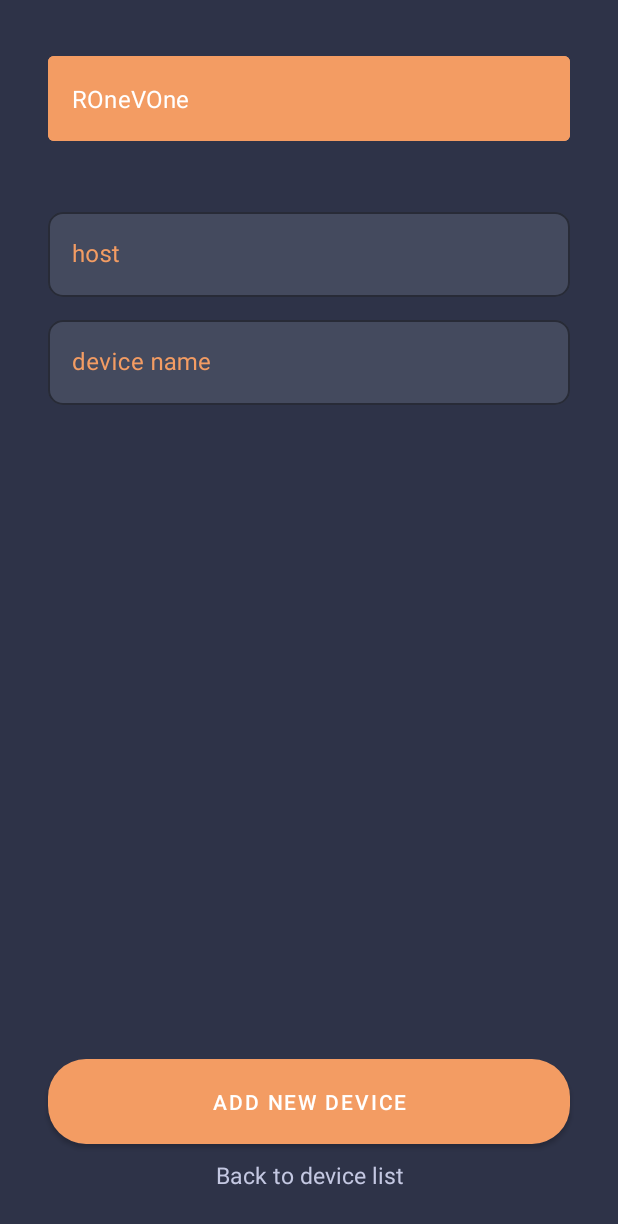
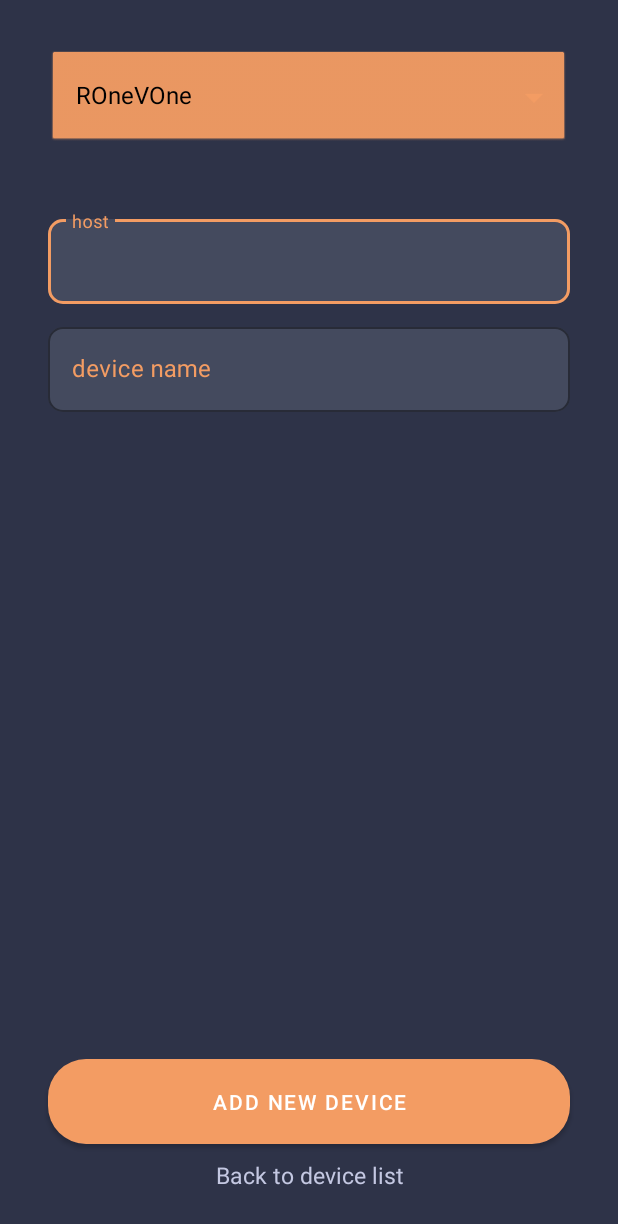
Before and after one commit to TaronSargsyan123/smart_home_android_app, an Android app: the screen it shows after launch (CreateDeviceActivity), after a tap on an icon or button, on a phone screen of 412 x 824 dp. Shown: the top 1224 px of the screen. Run offline under Robolectric (Android 15) with nearby library versions, the phone set to English and light mode, and no system bars.

Commit message:
adding a device selection system during creation

```diff
--- a/app/src/main/java/com/example/arduinoonoffremout/CreateDeviceActivity.java
+++ b/app/src/main/java/com/example/arduinoonoffremout/CreateDeviceActivity.java
@@ -4,12 +4,19 @@
 import androidx.appcompat.app.AppCompatActivity;
 
 import android.content.Intent;
+import android.graphics.Color;
 import android.os.Build;
 import android.os.Bundle;
 import android.view.View;
+import android.widget.ArrayAdapter;
+import android.widget.AutoCompleteTextView;
 import android.widget.Button;
 import android.widget.EditText;
+import android.widget.Spinner;
 import android.widget.TextView;
+import android.widget.AdapterView;
+import android.widget.ArrayAdapter;
+import android.widget.Spinner;
 
 public class CreateDeviceActivity extends AppCompatActivity {
     //static final String ACCESS_MESSAGE="ACCESS_MESSAGE";
@@ -22,9 +29,17 @@
     protected void onCreate(Bundle savedInstanceState) {
         super.onCreate(savedInstanceState);
         setContentView(R.layout.activity_create_device);
+
+        Spinner dropdown = findViewById(R.id.spinner1);
+
+        ArrayAdapter<CharSequence>adapter=ArrayAdapter.createFromResource(this, R.array.devices, android.R.layout.simple_spinner_dropdown_item);
+        dropdown.setAdapter(adapter);
+
+
         nameEditText = findViewById(R.id.nameEditText);
         hostEditText = findViewById(R.id.hostEditText);
         TextView back = findViewById(R.id.backToDeviceList);
+        String type;
         back.setOnClickListener(new View.OnClickListener() {
             @Override
             public void onClick(View view) {
@@ -37,7 +52,7 @@
             @Override
             public void onClick(View view) {
                 try {
-                    String message =hostEditText.getText().toString() + "/%" + nameEditText.getText().toString();
+                    String message = dropdown.getSelectedItem().toString() + "/%" + hostEditText.getText().toString() + "/%" + nameEditText.getText().toString();
                     sendMessage(message);
                 }catch (Exception e){
                     sendMessage("Fail");
--- a/app/src/main/java/com/example/arduinoonoffremout/components/CROne/CROneMainWidget.java
+++ b/app/src/main/java/com/example/arduinoonoffremout/components/CROne/CROneMainWidget.java
@@ -167,7 +167,7 @@
     public String getInfoString(){
         info = new String[]{getType(), getIdString(), getName(), getHost()};
         String teb = "@";
-        String temp = info[0] + teb + info[1] + teb + info[2] + teb + info[3];
+        String temp = "CROne" + teb + info[1] + teb + info[2] + teb + info[3];
         return temp;
     }
 
--- a/app/src/main/java/com/example/arduinoonoffremout/components/ROneVOne/ROneVOneMainWidget.java
+++ b/app/src/main/java/com/example/arduinoonoffremout/components/ROneVOne/ROneVOneMainWidget.java
@@ -179,7 +179,7 @@
     public String getInfoString(){
         info = new String[]{getType(), getIdString(), getName(), getHost()};
         String teb = "@";
-        String temp = info[0] + teb + info[1] + teb + info[2] + teb + info[3];
+        String temp = "ROneVOne" + teb + info[1] + teb + info[2] + teb + info[3];
         return temp;
     }
 
--- a/app/src/main/res/layout/activity_create_device.xml
+++ b/app/src/main/res/layout/activity_create_device.xml
@@ -11,28 +11,14 @@
     android:background="@color/background">
 
 
-    <com.google.android.material.textfield.TextInputLayout
-        style="@style/Widget.MaterialComponents.TextInputLayout.OutlinedBox.ExposedDropdownMenu"
+    <Spinner
+        android:id="@+id/spinner1"
+        android:backgroundTint="@color/orange"
+        android:layout_margin="32dp"
         android:layout_width="match_parent"
         android:layout_height="wrap_content"
-        android:layout_margin="32dp"
-
-        app:boxBackgroundColor="@color/orange"
-
-        >
-
-        <AutoCompleteTextView
-            android:id="@+id/autoCompleteTextView"
-            android:layout_width="match_parent"
-            android:layout_height="match_parent"
-            android:inputType="none"
-            android:textColor="@color/white"
-
-            android:text="@string/deviceTypeROneVOne"
-            />
-
-    </com.google.android.material.textfield.TextInputLayout>
-
+        android:background="@android:drawable/btn_dropdown"
+        android:spinnerMode="dropdown"/>
 
     <com.google.android.material.textfield.TextInputLayout
         android:id="@+id/filledTextField"
@@ -57,7 +43,8 @@
         <com.google.android.material.textfield.TextInputEditText
             android:id="@+id/hostEditText"
             android:layout_width="match_parent"
-            android:layout_height="wrap_content" />
+            android:layout_height="wrap_content"
+            android:textColorHint="#FFAB40" />
 
     </com.google.android.material.textfield.TextInputLayout>
 
--- a/app/src/main/res/values/strings.xml
+++ b/app/src/main/res/values/strings.xml
@@ -24,5 +24,10 @@
     <!-- TODO: Remove or change this placeholder text -->
     <string name="hello_blank_fragment">Hello blank fragment</string>
 
+    <string-array name="devices">
+        <item>ROneVOne</item>
+        <item>CROne</item>
+    </string-array>
+
 
 </resources>
```
Also changed, not shown: app/src/main/java/com/example/arduinoonoffremout/DevicesFragment.java (+22 -7 lines).
